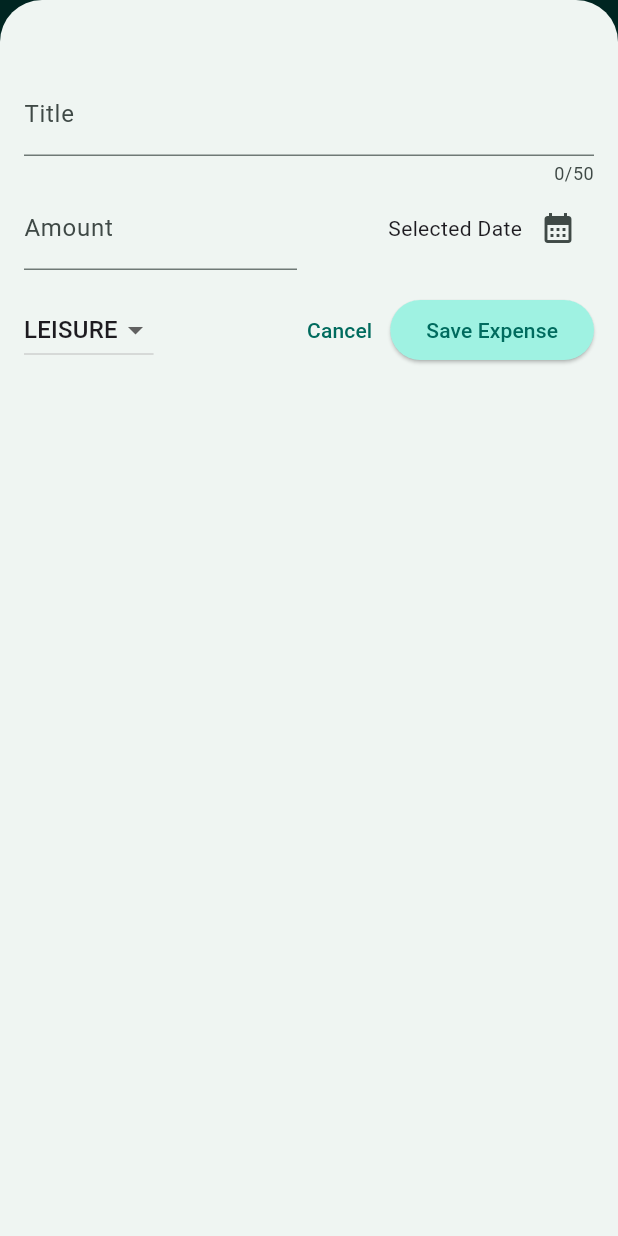
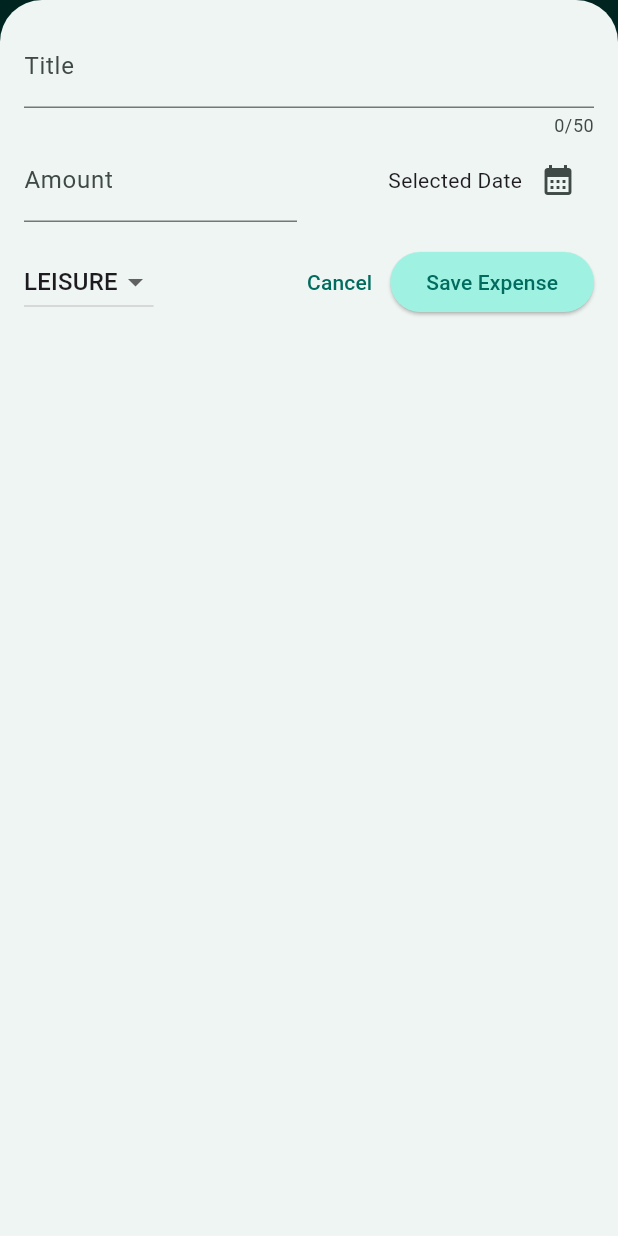
Before and after one commit to simpleittools/expense_tracker, a Flutter app: the screen it shows after launch, after a tap on the "add" icon, on a phone screen of 412 x 824 dp. Run offline on Flutter 3.47's test engine with Material 3 defaults, Android fonts, the phone set to English and light mode, and no system bars.

Commit message:
Add safe space to modal.

```diff
--- a/lib/widgets/expenses.dart
+++ b/lib/widgets/expenses.dart
@@ -41,6 +41,7 @@ class _ExpensesState extends State<Expenses> {
   void _openAddExpenseOverlay() {
     // open the overlay
     showModalBottomSheet(
+      useSafeArea: true,
       isScrollControlled: true,
       context: context,
       builder: (ctx) => NewExpense(
@@ -103,6 +104,7 @@ class _ExpensesState extends State<Expenses> {
       body: width < 600
           ? Column(
               children: [
+                // todo: this looks great on a phone, but on a tablet or web, the chart is in the middle of the screen. Move to the top.
                 Chart(expenses: _registeredExpenses),
                 Expanded(
                   child: mainContent,
--- a/lib/widgets/new_expense.dart
+++ b/lib/widgets/new_expense.dart
@@ -90,7 +90,7 @@ class _NewExpenseState extends State<NewExpense> {
       height: double.infinity,
       child: SingleChildScrollView(
         child: Padding(
-          padding: EdgeInsets.fromLTRB(16, 48, 16, keyboardSpace + 16),
+          padding: EdgeInsets.fromLTRB(16, 16, 16, keyboardSpace + 16),
           child: Column(
             children: [
               TextField(
```
